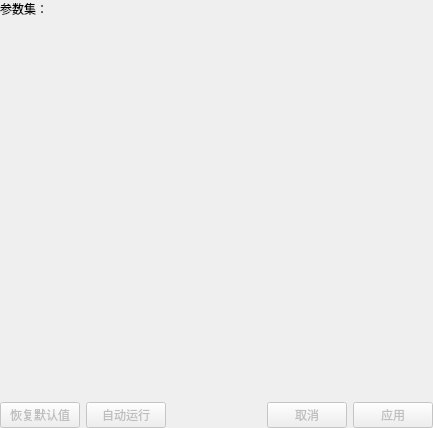
Old version of the form miniSlicer/Slicer/Base/QTCLI/Resources/UI/qSlicerCLIModuleWidget.ui in the repository jiaqiwang969/Slicer.
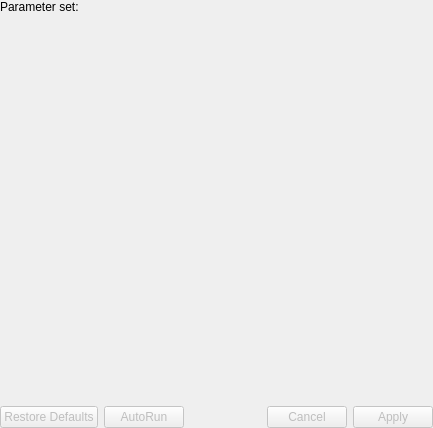
New version of the form. Custom widgets are drawn as their Qt base class.

Patch:
```diff
--- a/miniSlicer/Slicer/Base/QTCLI/Resources/UI/qSlicerCLIModuleWidget.ui
+++ b/miniSlicer/Slicer/Base/QTCLI/Resources/UI/qSlicerCLIModuleWidget.ui
@@ -43,7 +43,7 @@
        <item>
         <widget class="ctkCollapsibleButton" name="ModuleCollapsibleButton" native="true">
          <property name="text" stdset="0">
-          <string>模块标题</string>
+          <string>Module Title</string>
          </property>
          <layout class="QVBoxLayout" name="VerticalLayout">
           <property name="margin">
@@ -66,7 +66,7 @@
             <item row="0" column="0">
              <widget class="QLabel" name="ParameterSetLabel">
               <property name="text">
-               <string>参数集：</string>
+               <string>Parameter set:</string>
               </property>
              </widget>
             </item>
@@ -103,7 +103,7 @@
         <string>重置参数为默认值。</string>
        </property>
        <property name="text">
-        <string>恢复默认值</string>
+        <string>Restore Defaults</string>
        </property>
       </widget>
      </item>
@@ -113,7 +113,7 @@
         <bool>false</bool>
        </property>
        <property name="text">
-        <string>自动运行</string>
+        <string>AutoRun</string>
        </property>
        <property name="checkable">
         <bool>true</bool>
@@ -142,7 +142,7 @@
         <string>取消模块执行</string>
        </property>
        <property name="text">
-        <string>取消</string>
+        <string>Cancel</string>
        </property>
       </widget>
      </item>
@@ -155,7 +155,7 @@
         <string>执行模块</string>
        </property>
        <property name="text">
-        <string>应用</string>
+        <string>Apply</string>
        </property>
       </widget>
      </item>
```
Left out of the diff: 15 changed lines with no effect on the pictures.
